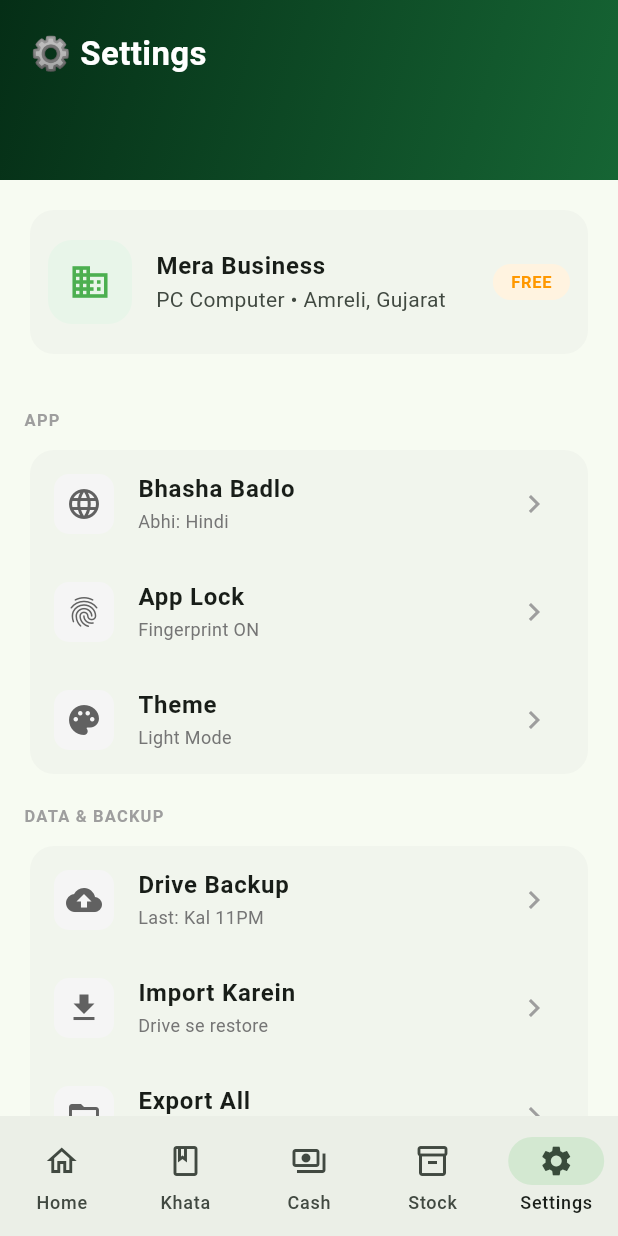
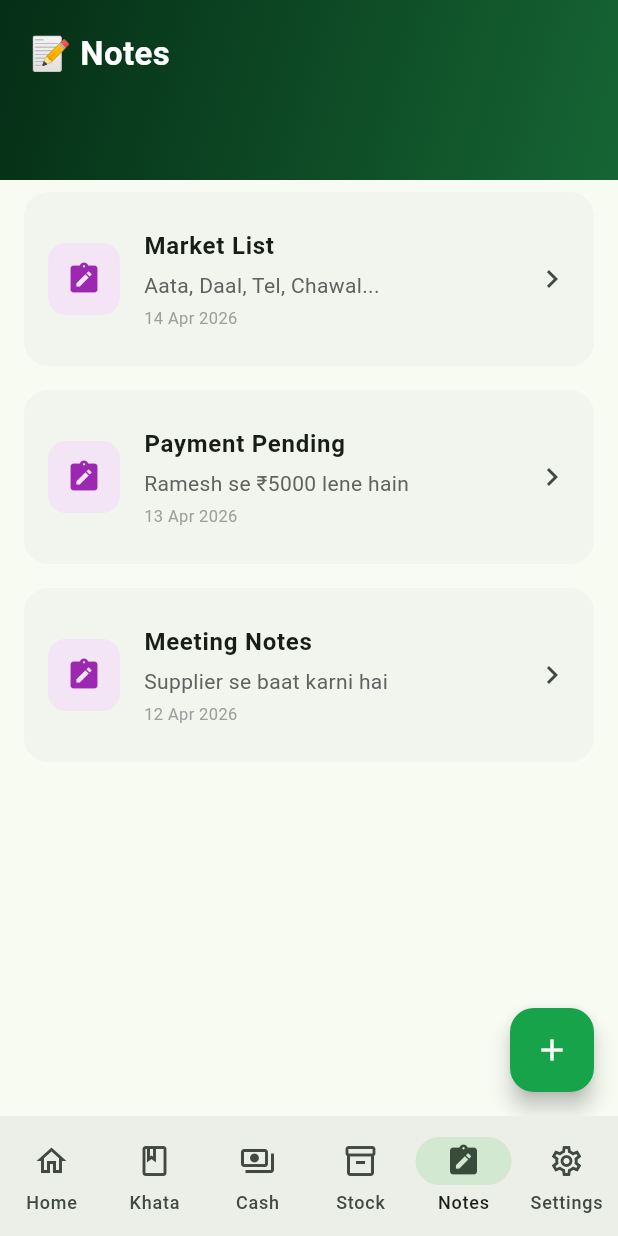
Before and after one commit to Vikram-Bosak/cash-counter-flutter, a Flutter app: the screen it shows after launch, item 5 of the bottom bar chosen, on a phone screen of 412 x 824 dp. Run offline on Flutter 3.47's test engine with Material 3 defaults, Android fonts, the phone set to English and light mode, and no system bars; our stand-ins replace hive_flutter; accounts and stored records are empty.

Commit message:
feat: Add Notes screen with proper note icon (Icons.note_alt)

```diff
--- a/lib/main.dart
+++ b/lib/main.dart
@@ -52,6 +52,7 @@ class _MainScreenState extends State<MainScreen> {
           KhataScreen(),
           CashCounterScreen(),
           StockScreen(),
+          NotesScreen(),
           SettingsScreen(),
         ],
       ),
@@ -67,6 +68,7 @@ class _MainScreenState extends State<MainScreen> {
           NavigationDestination(icon: Icon(Icons.book_outlined), selectedIcon: Icon(Icons.book), label: 'Khata'),
           NavigationDestination(icon: Icon(Icons.payments_outlined), selectedIcon: Icon(Icons.payments), label: 'Cash'),
           NavigationDestination(icon: Icon(Icons.inventory_2_outlined), selectedIcon: Icon(Icons.inventory_2), label: 'Stock'),
+          NavigationDestination(icon: Icon(Icons.note_alt_outlined), selectedIcon: Icon(Icons.note_alt), label: 'Notes'),
           NavigationDestination(icon: Icon(Icons.settings_outlined), selectedIcon: Icon(Icons.settings), label: 'Settings'),
         ],
       ),
@@ -868,3 +870,98 @@ class SettingsScreen extends StatelessWidget {
     );
   }
 }
+
+// ═══════════════════════════════════════════════════════════════════════════════
+// NOTES SCREEN
+// ═══════════════════════════════════════════════════════════════════════════════
+
+class NotesScreen extends StatelessWidget {
+  const NotesScreen({super.key});
+
+  @override
+  Widget build(BuildContext context) {
+    final notes = [
+      {'title': 'Market List', 'content': 'Aata, Daal, Tel, Chawal...', 'date': '14 Apr 2026'},
+      {'title': 'Payment Pending', 'content': 'Ramesh se ₹5000 lene hain', 'date': '13 Apr 2026'},
+      {'title': 'Meeting Notes', 'content': 'Supplier se baat karni hai', 'date': '12 Apr 2026'},
+    ];
+
+    return Scaffold(
+      body: CustomScrollView(
+        slivers: [
+          SliverAppBar(
+            expandedHeight: 120,
+            pinned: true,
+            backgroundColor: const Color(0xFF052e16),
+            flexibleSpace: FlexibleSpaceBar(
+              background: Container(
+                decoration: const BoxDecoration(
+                  gradient: LinearGradient(
+                    colors: [Color(0xFF052e16), Color(0xFF166534)],
+                    begin: Alignment.topLeft,
+                    end: Alignment.bottomRight,
+                  ),
+                ),
+                child: SafeArea(
+                  child: Padding(
+                    padding: const EdgeInsets.all(20),
+                    child: Column(
+                      crossAxisAlignment: CrossAxisAlignment.start,
+                      children: [
+                        const Text(
+                          '📝 Notes',
+                          style: TextStyle(color: Colors.white, fontSize: 22, fontWeight: FontWeight.bold),
+                        ),
+                      ],
+                    ),
+                  ),
+                ),
+              ),
+            ),
+          ),
+          SliverList(
+            delegate: SliverChildBuilderDelegate(
+              (context, index) {
+                final note = notes[index];
+                return Card(
+                  margin: const EdgeInsets.symmetric(horizontal: 16, vertical: 8),
+                  elevation: 0,
+                  shape: RoundedRectangleBorder(borderRadius: BorderRadius.circular(16)),
+                  child: ListTile(
+                    contentPadding: const EdgeInsets.all(16),
+                    leading: Container(
+                      width: 48,
+                      height: 48,
+                      decoration: BoxDecoration(
+                        color: Colors.purple.shade50,
+                        borderRadius: BorderRadius.circular(12),
+                      ),
+                      child: const Icon(Icons.note_alt, color: Colors.purple),
+                    ),
+                    title: Text(note['title']!, style: const TextStyle(fontWeight: FontWeight.w700)),
+                    subtitle: Column(
+                      crossAxisAlignment: CrossAxisAlignment.start,
+                      children: [
+                        const SizedBox(height: 4),
+                        Text(note['content']!, style: TextStyle(color: Colors.grey.shade700)),
+                        const SizedBox(height: 4),
+                        Text(note['date']!, style: TextStyle(color: Colors.grey.shade500, fontSize: 11)),
+                      ],
+                    ),
+                    trailing: const Icon(Icons.chevron_right),
+                  ),
+                );
+              },
+              childCount: notes.length,
+            ),
+          ),
+        ],
+      ),
+      floatingActionButton: FloatingActionButton(
+        backgroundColor: const Color(0xFF16a34a),
+        child: const Icon(Icons.add, color: Colors.white),
+        onPressed: () {},
+      ),
+    );
+  }
+}
```
